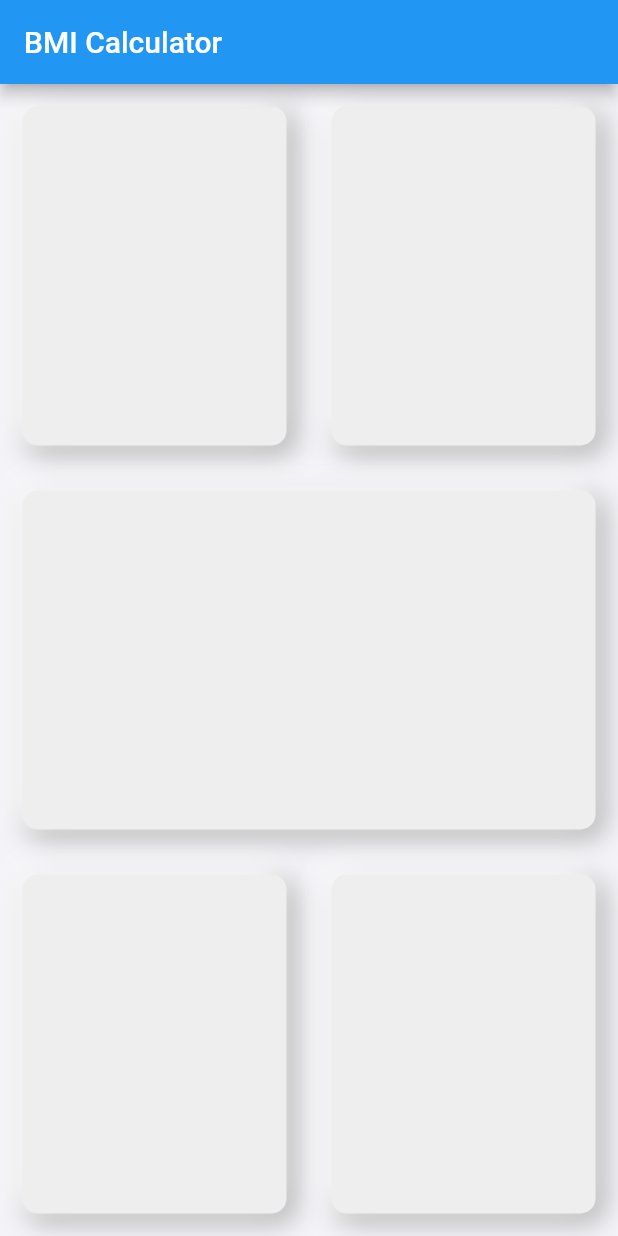
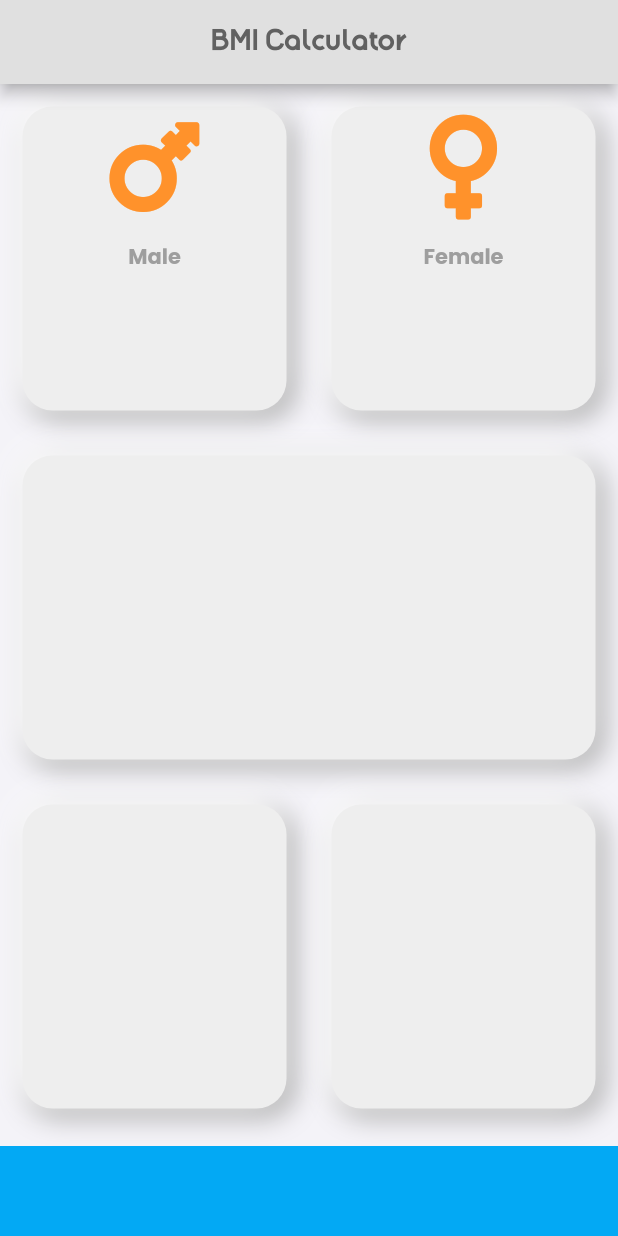
Before and after one commit to 4rnav/BMI-Calculator, a Flutter app: the screen it shows after launch, on a phone screen of 412 x 824 dp. Run offline on Flutter 3.47's test engine with Material 2 defaults, Android fonts, the phone set to English and light mode, and no system bars; our stand-ins replace font_awesome_flutter, google_fonts.

Commit message:
added icon_content and neuomorh_card

```diff
--- /dev/null
+++ b/bmi_calculator/lib/icon_content.dart
@@ -0,0 +1,31 @@
+// ignore_for_file: prefer_const_constructors
+
+import 'package:flutter/material.dart';
+import 'package:google_fonts/google_fonts.dart';
+
+class IconContent extends StatelessWidget {
+  IconContent({required this.icon, required this.label});
+
+  final IconData icon;
+  final String label;
+
+  @override
+  Widget build(BuildContext context) {
+    return Column(
+      children: [
+        Icon(
+          icon,
+          size: 80.0,
+          color: Color(0XFFff922b),
+        ),
+        SizedBox(
+          height: 10.0,
+        ),
+        Text(
+          label,
+          style: GoogleFonts.getFont('Poppins', fontWeight: FontWeight.bold, color: Colors.grey)
+        ),
+      ],
+    );
+  }
+}
--- a/bmi_calculator/lib/input_page.dart
+++ b/bmi_calculator/lib/input_page.dart
@@ -1,6 +1,12 @@
 // ignore_for_file: prefer_const_constructors, prefer_const_literals_to_create_immutables
 
 import 'package:flutter/material.dart';
+import 'package:font_awesome_flutter/font_awesome_flutter.dart';
+import 'icon_content.dart';
+import 'neuomorph_card.dart';
+
+const bottomBarHeight = 60.0;
+const bottomBarColor = Colors.lightBlue;
 
 class InputPage extends StatefulWidget {
   @override
@@ -15,7 +21,13 @@ class _InputPageState extends State<InputPage> {
     return Scaffold(
       backgroundColor: Color(0xfff4f3f8),
       appBar: AppBar(
-        title: Text('BMI Calculator'),
+        title: Center(
+          child: Text(
+            'BMI Calculator',
+            style: TextStyle(color: Colors.grey.shade700, fontFamily: 'Amenable'),
+          ),
+        ),
+        backgroundColor: Colors.grey[300],
       ),
       body: Column(
         children: <Widget>[
@@ -23,95 +35,39 @@ class _InputPageState extends State<InputPage> {
             child: Row(
               children: <Widget>[
                 Expanded(
-                  child: NeumorphSlate(),
+                  child: NeumorphCard(
+                    cardChild: IconContent(
+                      icon: FontAwesomeIcons.marsStroke,
+                      label: 'Male',
+                    ),
+                  ),
                 ),
-                Expanded(child: NeumorphSlate()),
+                Expanded(
+                    child: NeumorphCard(
+                  cardChild: IconContent(
+                    icon: FontAwesomeIcons.venus,
+                    label: 'Female',
+                  ),
+                )),
               ],
             ),
           ),
-          Expanded(child: NeumorphSlate()),
+          Expanded(child: NeumorphCard()),
           Expanded(
             child: Row(
               children: <Widget>[
-                Expanded(child: NeumorphSlate()),
-                Expanded(child: NeumorphSlate()),
+                Expanded(child: NeumorphCard()),
+                Expanded(child: NeumorphCard()),
               ],
             ),
           ),
+          Container(
+            color: bottomBarColor,
+            margin: EdgeInsets.only(top: 10.0),
+            height: bottomBarHeight,
+          )
         ],
       ),
     );
   }
 }
-
-class NeumorphSlate extends StatelessWidget {
-  const NeumorphSlate({
-    Key? key,
-  }) : super(key: key);
-
-  @override
-  Widget build(BuildContext context) {
-    return Container(
-      margin: EdgeInsets.all(15.0),
-      decoration: BoxDecoration(
-        color: Colors.grey[200],
-        borderRadius: BorderRadius.circular(10),
-        // ignore: prefer_const_literals_to_create_immutables
-        boxShadow: [
-        BoxShadow(
-          color: (Colors.grey[500])!,
-          offset: Offset(4, 4),
-          blurRadius: 15,
-          spreadRadius: 1,
-        ),
-        BoxShadow(
-          color: Colors.white,
-          offset: Offset(-4, -4),
-          blurRadius: 15,
-          spreadRadius: 1,
-        ),
-      ]
-      ),
-    );
-  }
-}
-
-// body: GestureDetector(
-//           onTapDown: (_) {
-//             setState(() {
-//               _isElevated = !_isElevated;
-//             });
-//           },
-//           onTapUp: (_) {
-//             setState(() {
-//               _isElevated = !_isElevated;
-//             });
-//           },
-//           child: AnimatedContainer(
-//             duration: const Duration(
-//               milliseconds: 100,
-//             ),
-//             height: 200,
-//             width: 170,
-//             decoration: BoxDecoration(
-//               color: Colors.grey[300],
-//               borderRadius: BorderRadius.circular(10),
-//               boxShadow: _isElevated
-//                   ? [
-//                       const BoxShadow(
-//                         color: Colors.grey,
-//                         offset: Offset(4, 4),
-//                         blurRadius: 15,
-//                         spreadRadius: 1,
-//                       ),
-//                       const BoxShadow(
-//                         color: Colors.white,
-//                         offset: Offset(-4, -4),
-//                         blurRadius: 15,
-//                         spreadRadius: 1,
-//                       ),
-//                     ]
-//                   : null,
-//             ),
-//           ),
-//         ),
--- /dev/null
+++ b/bmi_calculator/lib/neuomorph_card.dart
@@ -0,0 +1,79 @@
+// ignore_for_file: prefer_const_constructors
+
+import 'package:flutter/material.dart';
+
+class NeumorphCard extends StatelessWidget {
+  // const NeumorphSlate({
+  //   Key? key,
+  // }) : super(key: key);
+  // ignore: prefer_const_constructors_in_immutables
+  NeumorphCard({this.cardChild});
+
+  final Widget? cardChild;
+
+  @override
+  Widget build(BuildContext context) {
+    return Container(
+      child: cardChild,
+      margin: EdgeInsets.all(15.0),
+      decoration: BoxDecoration(
+          color: Colors.grey[200],
+          borderRadius: BorderRadius.circular(20),
+          // ignore: prefer_const_literals_to_create_immutables
+          boxShadow: [
+            BoxShadow(
+              color: (Colors.grey[500])!,
+              offset: Offset(4, 4),
+              blurRadius: 15,
+              spreadRadius: 1,
+            ),
+            BoxShadow(
+              color: Colors.white,
+              offset: Offset(-4, -4),
+              blurRadius: 15,
+              spreadRadius: 1,
+            ),
+          ]),
+    );
+  }
+}
+
+// body: GestureDetector(
+//           onTapDown: (_) {
+//             setState(() {
+//               _isElevated = !_isElevated;
+//             });
+//           },
+//           onTapUp: (_) {
+//             setState(() {
+//               _isElevated = !_isElevated;
+//             });
+//           },
+//           child: AnimatedContainer(
+//             duration: const Duration(
+//               milliseconds: 100,
+//             ),
+//             height: 200,
+//             width: 170,
+//             decoration: BoxDecoration(
+//               color: Colors.grey[300],
+//               borderRadius: BorderRadius.circular(10),
+//               boxShadow: _isElevated
+//                   ? [
+//                       const BoxShadow(
+//                         color: Colors.grey,
+//                         offset: Offset(4, 4),
+//                         blurRadius: 15,
+//                         spreadRadius: 1,
+//                       ),
+//                       const BoxShadow(
+//                         color: Colors.white,
+//                         offset: Offset(-4, -4),
+//                         blurRadius: 15,
+//                         spreadRadius: 1,
+//                       ),
+//                     ]
+//                   : null,
+//             ),
+//           ),
+//         ),
```
Also changed, not shown: bmi_calculator/pubspec.yaml (+6 -4 lines), bmi_calculator/fonts/Amenable-PersonalUse.otf (added), bmi_calculator/fonts/Poppins-Regular.ttf (added), bmi_calculator/pubspec.lock.
